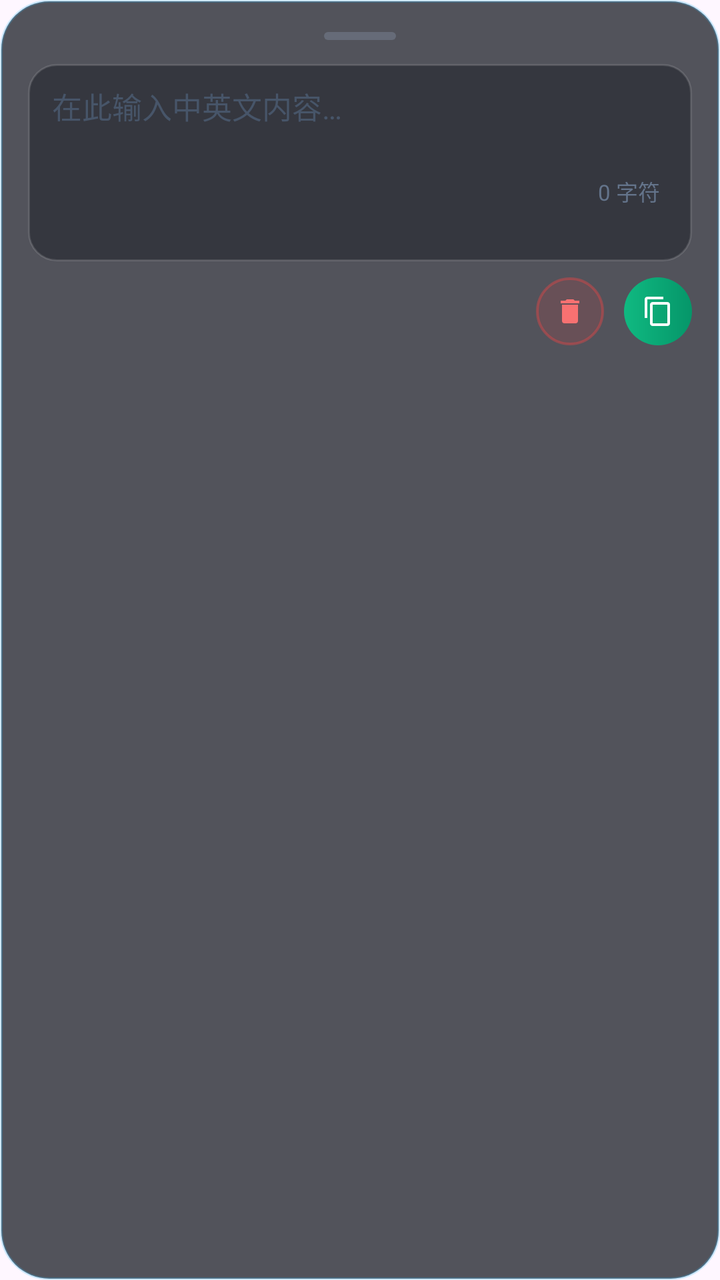
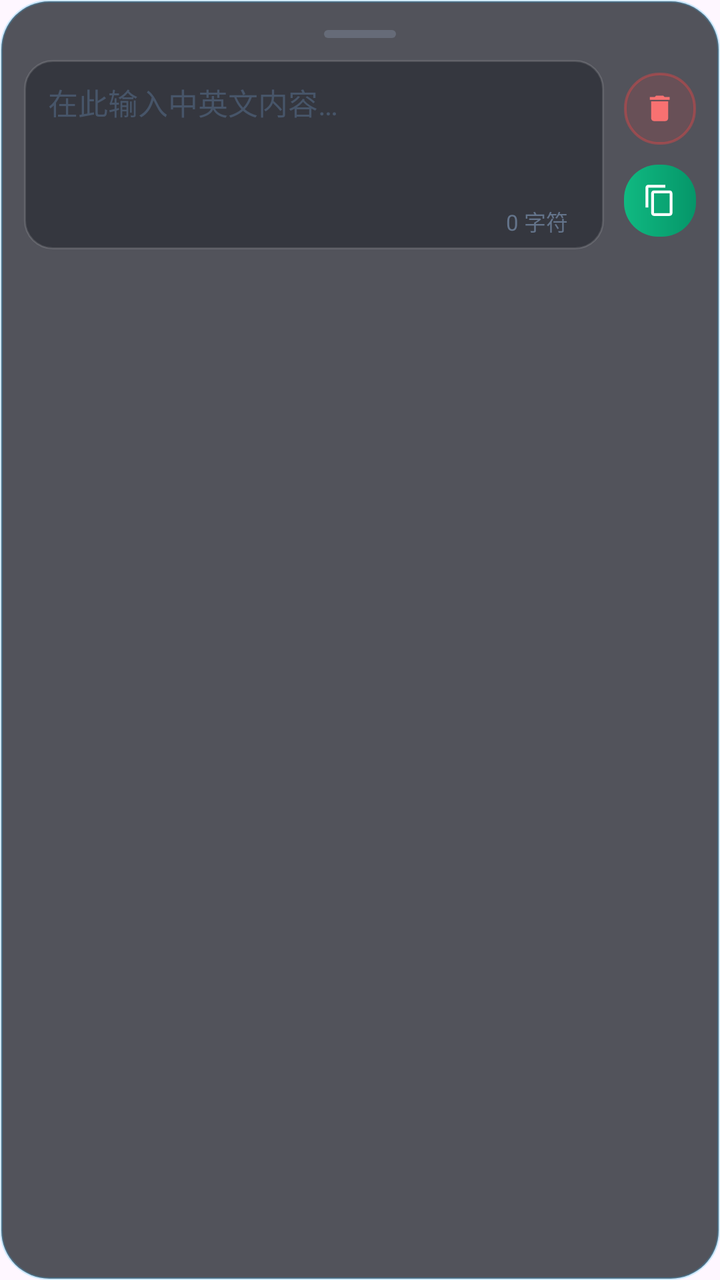

Before-and-after screenshots of an Android layout around one commit, followed by the original layout XML and the change that was made.
<!-- AndroidManifest.xml: application theme Theme.FloatInput -->
<!-- res/layout/view_floating_card.xml -->
<?xml version="1.0" encoding="utf-8"?>
<FrameLayout xmlns:android="http://schemas.android.com/apk/res/android"
    xmlns:app="http://schemas.android.com/apk/res-auto"
    xmlns:tools="http://schemas.android.com/tools"
    android:id="@+id/cardRoot"
    android:layout_width="320dp"
    android:layout_height="wrap_content"
    android:background="@drawable/bg_glassmorphic_card_dark"
    android:elevation="16dp">

    <LinearLayout
        android:layout_width="match_parent"
        android:layout_height="wrap_content"
        android:orientation="vertical"
        android:paddingHorizontal="14dp"
        android:paddingTop="8dp"
        android:paddingBottom="12dp">

        
        <FrameLayout
            android:id="@+id/layoutHeader"
            android:layout_width="match_parent"
            android:layout_height="20dp"
            android:clickable="true"
            android:focusable="true">

            
            <View
                android:id="@+id/ivDragHandle"
                android:layout_width="36dp"
                android:layout_height="4dp"
                android:layout_gravity="center"
                android:background="@drawable/bg_drag_pill" />
        </FrameLayout>

        
        <FrameLayout
            android:id="@+id/layoutInputContainer"
            android:layout_width="match_parent"
            android:layout_height="wrap_content"
            android:layout_marginTop="4dp"
            android:background="@drawable/bg_input_box_dark"
            android:paddingHorizontal="12dp"
            android:paddingTop="10dp"
            android:paddingBottom="24dp">

            <EditText
                android:id="@+id/etInput"
                android:layout_width="match_parent"
                android:layout_height="wrap_content"
                android:background="@android:color/transparent"
                android:gravity="top|start"
                android:hint="@string/hint_input"
                android:importantForAutofill="no"
                android:inputType="textMultiLine|textCapSentences"
                android:lineSpacingMultiplier="1.2"
                android:maxLines="7"
                android:minLines="3"
                android:scrollbars="vertical"
                android:textColor="#F8FAFC"
                android:textColorHint="#475569"
                android:textSize="15sp"
                tools:ignore="Autofill" />

            
            <TextView
                android:id="@+id/tvCharCount"
                android:layout_width="wrap_content"
                android:layout_height="wrap_content"
                android:layout_gravity="bottom|end"
                android:layout_marginEnd="4dp"
                android:layout_marginBottom="3dp"
                android:background="@android:color/transparent"
                android:text="0 字符"
                android:textColor="#64748B"
                android:textSize="11sp" />
        </FrameLayout>

        
        <LinearLayout
            android:layout_width="match_parent"
            android:layout_height="wrap_content"
            android:layout_marginTop="8dp"
            android:gravity="center_vertical|end"
            android:orientation="horizontal">

            
            <FrameLayout
                android:id="@+id/btnClear"
                android:layout_width="34dp"
                android:layout_height="34dp"
                android:background="@drawable/bg_btn_clear_icon"
                android:clickable="true"
                android:focusable="true">

                <ImageView
                    android:id="@+id/ivClearIcon"
                    android:layout_width="16dp"
                    android:layout_height="16dp"
                    android:layout_gravity="center"
                    android:contentDescription="@string/action_clear"
                    android:src="@drawable/ic_clear"
                    app:tint="#F87171" />
            </FrameLayout>

            
            <FrameLayout
                android:id="@+id/btnCopy"
                android:layout_width="34dp"
                android:layout_height="34dp"
                android:layout_marginStart="10dp"
                android:background="@drawable/bg_btn_copy_icon"
                android:clickable="true"
                android:focusable="true">

                <ImageView
                    android:id="@+id/ivCopyIcon"
                    android:layout_width="16dp"
                    android:layout_height="16dp"
                    android:layout_gravity="center"
                    android:contentDescription="@string/action_copy"
                    android:src="@drawable/ic_copy"
                    app:tint="#FFFFFF" />
            </FrameLayout>
        </LinearLayout>
    </LinearLayout>

</FrameLayout>
<!-- resources referenced by this layout -->
<resources>
  <!-- drawable bg_btn_clear_icon (drawable) -->
  <?xml version="1.0" encoding="utf-8"?>
  <ripple xmlns:android="http://schemas.android.com/apk/res/android"
      android:color="#4DEF4444">
      <item>
          <shape android:shape="rectangle">
              <solid android:color="#24EF4444" />
              <corners android:radius="17dp" />
              <stroke
                  android:width="1.2dp"
                  android:color="#66EF4444" />
          </shape>
      </item>
  </ripple>
  <!-- drawable bg_btn_copy_icon (drawable) -->
  <?xml version="1.0" encoding="utf-8"?>
  <ripple xmlns:android="http://schemas.android.com/apk/res/android"
      android:color="#4DFFFFFF">
      <item>
          <shape android:shape="rectangle">
              <gradient
                  android:angle="0"
                  android:startColor="#10B981"
                  android:endColor="#059669" />
              <corners android:radius="17dp" />
          </shape>
      </item>
  </ripple>
  <!-- drawable bg_drag_pill (drawable) -->
  <?xml version="1.0" encoding="utf-8"?>
  <shape xmlns:android="http://schemas.android.com/apk/res/android"
      android:shape="rectangle">
      <solid android:color="#4D94A3B8" />
      <corners android:radius="3dp" />
  </shape>
  <!-- drawable bg_glassmorphic_card_dark (drawable) -->
  <?xml version="1.0" encoding="utf-8"?>
  <shape xmlns:android="http://schemas.android.com/apk/res/android"
      android:shape="rectangle">
      <solid android:color="#B811141C" />
      <corners android:radius="24dp" />
      <stroke
          android:width="1.2dp"
          android:color="#4038BDF8" />
  </shape>
  <!-- drawable bg_input_box_dark (drawable) -->
  <?xml version="1.0" encoding="utf-8"?>
  <shape xmlns:android="http://schemas.android.com/apk/res/android"
      android:shape="rectangle">
      <solid android:color="#660A0D14" />
      <corners android:radius="14dp" />
      <stroke
          android:width="1dp"
          android:color="#20FFFFFF" />
  </shape>
  <!-- drawable ic_clear (drawable) -->
  <vector xmlns:android="http://schemas.android.com/apk/res/android"
      android:width="24dp"
      android:height="24dp"
      android:viewportWidth="24"
      android:viewportHeight="24">
      <path
          android:fillColor="#FFFFFFFF"
          android:pathData="M19,4H15.5L14.5,3H9.5L8.5,4H5V6H19M6,19A2,2 0 0,0 8,21H16A2,2 0 0,0 18,19V7H6V19Z"/>
  </vector>
  <!-- drawable ic_copy (drawable) -->
  <vector xmlns:android="http://schemas.android.com/apk/res/android"
      android:width="24dp"
      android:height="24dp"
      android:viewportWidth="24"
      android:viewportHeight="24">
      <path
          android:fillColor="#FFFFFFFF"
          android:pathData="M16,1H4C2.9,1 2,1.9 2,3V17H4V3H16V1ZM19,5H8C6.9,5 6,5.9 6,7V21C6,22.1 6.9,23 8,23H19C20.1,23 21,22.1 21,21V7C21,5.9 20.1,5 19,5ZM19,21H8V7H19V21Z"/>
  </vector>
  <string name="action_clear">清除</string>
  <string name="action_copy">复制</string>
  <string name="hint_input">在此输入中英文内容…</string>
  <style name="Theme.FloatInput" parent="Theme.Material3.DayNight.NoActionBar">
          
          <item name="android:statusBarColor">@android:color/transparent</item>
          <item name="android:navigationBarColor">@android:color/transparent</item>
          <item name="android:windowLightStatusBar">true</item>
          <item name="android:windowLightNavigationBar">true</item>
  
          
          <item name="colorPrimary">@color/primary</item>
          <item name="colorOnPrimary">@color/on_primary</item>
          <item name="colorPrimaryContainer">@color/primary_container</item>
          <item name="colorOnPrimaryContainer">@color/on_primary_container</item>
  
          <item name="android:fontFamily">sans-serif</item>
      </style>
  <color name="primary">#2962FF</color>
  <color name="on_primary">#FFFFFF</color>
  <color name="primary_container">#D9E2FF</color>
  <color name="on_primary_container">#001945</color>
</resources>

<!-- the commit's change to res/layout/view_floating_card.xml (unified diff, before → after) -->
@@ -3,7 +3,7 @@
     xmlns:app="http://schemas.android.com/apk/res-auto"
     xmlns:tools="http://schemas.android.com/tools"
     android:id="@+id/cardRoot"
-    android:layout_width="320dp"
+    android:layout_width="330dp"
     android:layout_height="wrap_content"
     android:background="@drawable/bg_glassmorphic_card_dark"
     android:elevation="16dp">
@@ -12,15 +12,15 @@
         android:layout_width="match_parent"
         android:layout_height="wrap_content"
         android:orientation="vertical"
-        android:paddingHorizontal="14dp"
+        android:paddingHorizontal="12dp"
         android:paddingTop="8dp"
-        android:paddingBottom="12dp">
+        android:paddingBottom="10dp">
 
         
         <FrameLayout
             android:id="@+id/layoutHeader"
             android:layout_width="match_parent"
-            android:layout_height="20dp"
+            android:layout_height="18dp"
             android:clickable="true"
             android:focusable="true">
 
@@ -34,94 +34,105 @@
         </FrameLayout>
 
         
-        <FrameLayout
-            android:id="@+id/layoutInputContainer"
+        <LinearLayout
             android:layout_width="match_parent"
             android:layout_height="wrap_content"
             android:layout_marginTop="4dp"
-            android:background="@drawable/bg_input_box_dark"
-            android:paddingHorizontal="12dp"
-            android:paddingTop="10dp"
-            android:paddingBottom="24dp">
-
-            <EditText
-                android:id="@+id/etInput"
-                android:layout_width="match_parent"
-                android:layout_height="wrap_content"
-                android:background="@android:color/transparent"
-                android:gravity="top|start"
-                android:hint="@string/hint_input"
-                android:importantForAutofill="no"
-                android:inputType="textMultiLine|textCapSentences"
-                android:lineSpacingMultiplier="1.2"
-                android:maxLines="7"
-                android:minLines="3"
-                android:scrollbars="vertical"
-                android:textColor="#F8FAFC"
-                android:textColorHint="#475569"
-                android:textSize="15sp"
-                tools:ignore="Autofill" />
-
-            
-            <TextView
-                android:id="@+id/tvCharCount"
-                android:layout_width="wrap_content"
-                android:layout_height="wrap_content"
-                android:layout_gravity="bottom|end"
-                android:layout_marginEnd="4dp"
-                android:layout_marginBottom="3dp"
-                android:background="@android:color/transparent"
-                android:text="0 字符"
-                android:textColor="#64748B"
-                android:textSize="11sp" />
-        </FrameLayout>
-
-        
-        <LinearLayout
-            android:layout_width="match_parent"
-            android:layout_height="wrap_content"
-            android:layout_marginTop="8dp"
-            android:gravity="center_vertical|end"
+            android:gravity="center_vertical"
             android:orientation="horizontal">
 
             
             <FrameLayout
-                android:id="@+id/btnClear"
-                android:layout_width="34dp"
-                android:layout_height="34dp"
-                android:background="@drawable/bg_btn_clear_icon"
-                android:clickable="true"
-                android:focusable="true">
+                android:id="@+id/layoutInputContainer"
+                android:layout_width="0dp"
+                android:layout_height="wrap_content"
+                android:layout_weight="1"
+                android:background="@drawable/bg_input_box_dark"
+                android:paddingHorizontal="12dp"
+                android:paddingTop="10dp"
+                android:paddingBottom="4dp">
 
-                <ImageView
-                    android:id="@+id/ivClearIcon"
-                    android:layout_width="16dp"
-                    android:layout_height="16dp"
-                    android:layout_gravity="center"
-                    android:contentDescription="@string/action_clear"
-                    android:src="@drawable/ic_clear"
-                    app:tint="#F87171" />
+                <EditText
+                    android:id="@+id/etInput"
+                    android:layout_width="match_parent"
+                    android:layout_height="wrap_content"
+                    android:background="@android:color/transparent"
+                    android:gravity="top|start"
+                    android:hint="@string/hint_input"
+                    android:importantForAutofill="no"
+                    android:inputType="textMultiLine|textCapSentences"
+                    android:lineSpacingMultiplier="1.2"
+                    android:maxLines="6"
+                    android:minLines="3"
+                    android:scrollbars="vertical"
+                    android:textColor="#F8FAFC"
+                    android:textColorHint="#475569"
+                    android:textSize="15sp"
+                    android:paddingBottom="16dp"
+                    tools:ignore="Autofill" />
+
+                
+                <TextView
+                    android:id="@+id/tvCharCount"
+                    android:layout_width="wrap_content"
+                    android:layout_height="wrap_content"
+                    android:layout_gravity="bottom|end"
+                    android:layout_marginEnd="6dp"
+                    android:layout_marginBottom="2dp"
+                    android:background="@android:color/transparent"
+                    android:text="0 字符"
+                    android:textColor="#64748B"
+                    android:textSize="11sp" />
             </FrameLayout>
 
             
-            <FrameLayout
-                android:id="@+id/btnCopy"
-                android:layout_width="34dp"
-                android:layout_height="34dp"
+            <LinearLayout
+                android:layout_width="wrap_content"
+                android:layout_height="wrap_content"
                 android:layout_marginStart="10dp"
-                android:background="@drawable/bg_btn_copy_icon"
-                android:clickable="true"
-                android:focusable="true">
+                android:gravity="center"
+                android:orientation="vertical">
 
-                <ImageView
-                    android:id="@+id/ivCopyIcon"
-                    android:layout_width="16dp"
-                    android:layout_height="16dp"
-                    android:layout_gravity="center"
-                    android:contentDescription="@string/action_copy"
-                    android:src="@drawable/ic_copy"
-                    app:tint="#FFFFFF" />
-            </FrameLayout>
+                
+                <FrameLayout
+                    android:id="@+id/btnClear"
+                    android:layout_width="36dp"
+                    android:layout_height="36dp"
+                    android:background="@drawable/bg_btn_clear_icon"
+                    android:clickable="true"
+                    android:focusable="true">
+
+                    <ImageView
+                        android:id="@+id/ivClearIcon"
+                        android:layout_width="17dp"
+                        android:layout_height="17dp"
+                        android:layout_gravity="center"
+                        android:contentDescription="@string/action_clear"
+                        android:src="@drawable/ic_clear"
+                        app:tint="#F87171" />
+                </FrameLayout>
+
+                
+                <FrameLayout
+                    android:id="@+id/btnCopy"
+                    android:layout_width="36dp"
+                    android:layout_height="36dp"
+                    android:layout_marginTop="10dp"
+                    android:background="@drawable/bg_btn_copy_icon"
+                    android:clickable="true"
+                    android:focusable="true">
+
+                    <ImageView
+                        android:id="@+id/ivCopyIcon"
+                        android:layout_width="17dp"
+                        android:layout_height="17dp"
+                        android:layout_gravity="center"
+                        android:contentDescription="@string/action_copy"
+                        android:src="@drawable/ic_copy"
+                        app:tint="#FFFFFF" />
+                </FrameLayout>
+            </LinearLayout>
+
         </LinearLayout>
     </LinearLayout>
 
